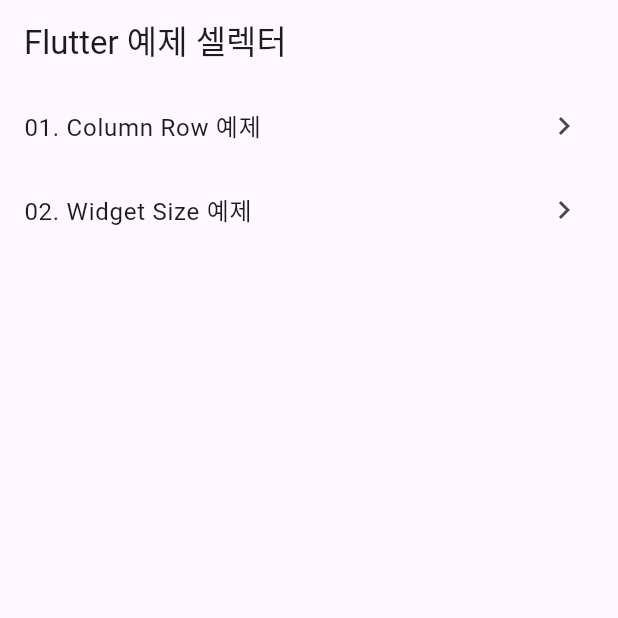
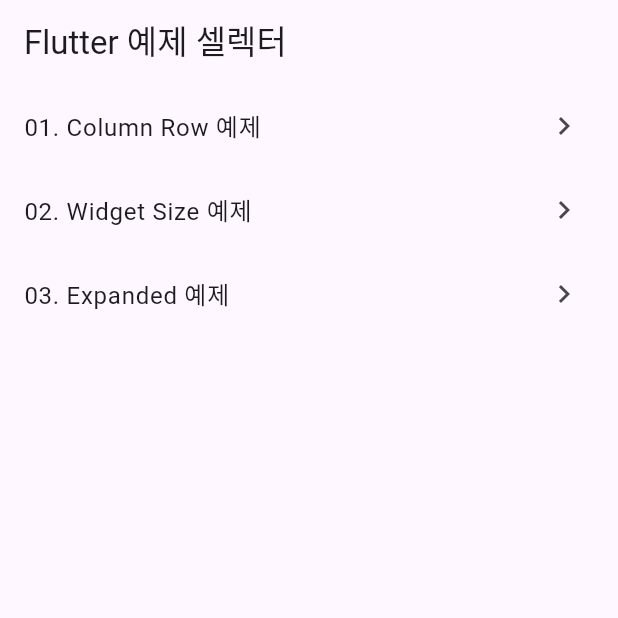
Before and after one commit to KimCookk/flutter_practice_examples, a Flutter app: the screen it shows after launch, on a phone screen of 412 x 824 dp, the top half of it. Run offline on Flutter 3.47's test engine with Material 3 defaults, Android fonts, the phone set to English and light mode, and no system bars.

Commit message:
feat: Exapanded  예제 추가

```diff
--- a/lib/main.dart
+++ b/lib/main.dart
@@ -1,6 +1,7 @@
 import 'package:flutter/material.dart';
 import 'package:flutter_practice_examples/examples/01_column_row/column_row_example.dart';
 import 'package:flutter_practice_examples/examples/02_widget_size/widget_size_example.dart';
+import 'package:flutter_practice_examples/examples/03_expanded/expanded_example.dart';
 
 void main() {
   runApp(const MyApp());
@@ -28,7 +29,10 @@ class ExampleSelector extends StatelessWidget {
       title: '02. Widget Size 예제',
       widget: WidgetSizeExample(),
     ),
-    //_ExampleItem(title: '03. Stateful Counter', widget: CounterExample()),
+    _ExampleItem(
+      title: '03. Expanded 예제',
+      widget: ExpandedExample(),
+    ),
   ];
 
   ExampleSelector({super.key});
```
Also changed, not shown: lib/examples/03_expanded/expanded_example.dart (added, +37 -0 lines).
